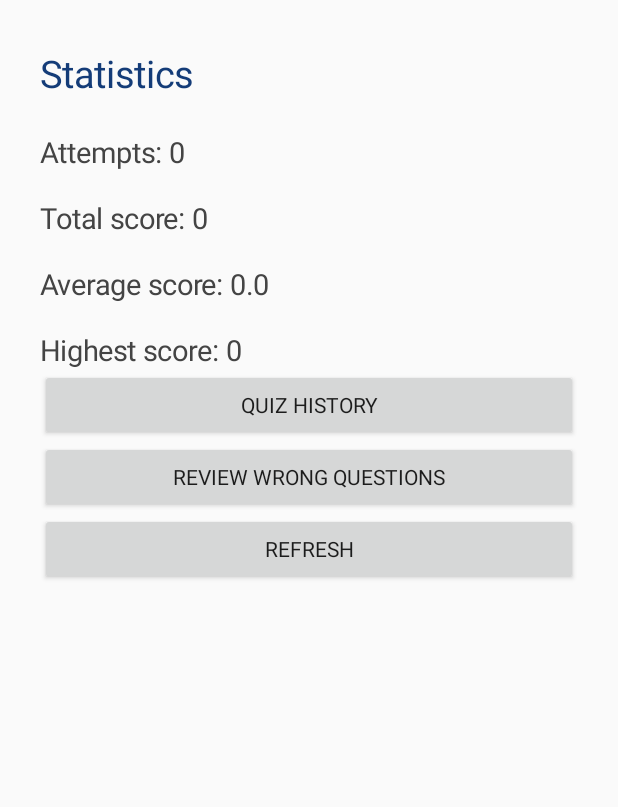
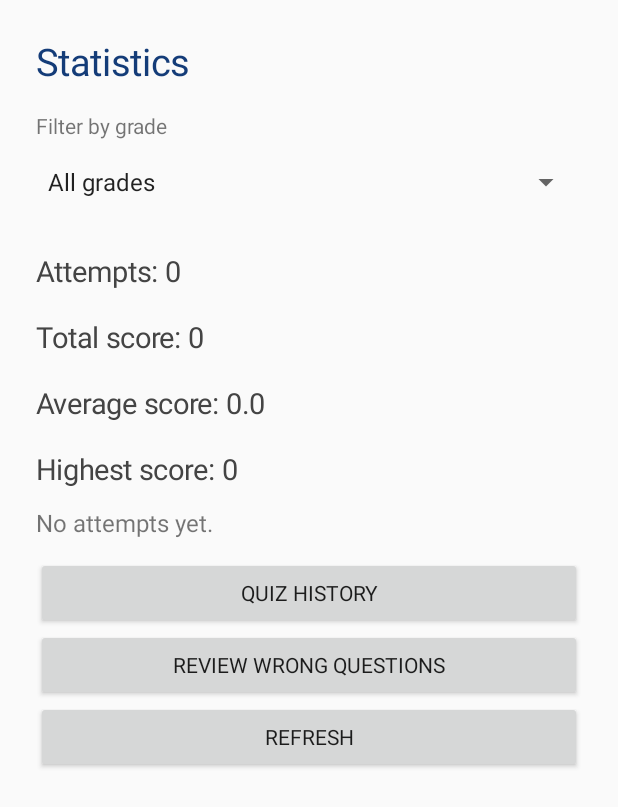
Before and after one commit to vietanhngo220-beep/bilingual-quiz-app, an Android app: the StatisticsActivity screen opened directly, with no data from a screen before it, on a phone screen of 412 x 824 dp. Shown: the top 807 px of the screen. Run offline under Robolectric (Android 15) with nearby library versions, the phone set to English and light mode, and no system bars.

Commit message:
Add grade filter to quiz statistics

```diff
--- a/app/src/main/java/com/vietanh/bilingualquiz/data/QuizDbHelper.java
+++ b/app/src/main/java/com/vietanh/bilingualquiz/data/QuizDbHelper.java
@@ -74,6 +74,18 @@ public class QuizDbHelper extends SQLiteOpenHelper {
         return getInt("SELECT COALESCE(MAX(score), 0) FROM attempts");
     }
 
+    /** One consistent summary: count, total score, average score, highest score. */
+    public android.database.Cursor getStatistics(int grade) {
+        if (grade < 0 || grade > 12) {
+            throw new IllegalArgumentException("Grade must be 0 or between 1 and 12");
+        }
+        return getReadableDatabase().rawQuery(
+                "SELECT COUNT(*), COALESCE(SUM(score), 0), " +
+                "COALESCE(AVG(CAST(score AS REAL)), 0), COALESCE(MAX(score), 0) " +
+                "FROM attempts" + (grade == 0 ? "" : " WHERE grade = ?"),
+                grade == 0 ? null : new String[]{String.valueOf(grade)});
+    }
+
     public android.database.Cursor getAttemptHistory() {
         return getAttemptHistory(0);
     }
--- a/app/src/main/java/com/vietanh/bilingualquiz/ui/StatisticsActivity.java
+++ b/app/src/main/java/com/vietanh/bilingualquiz/ui/StatisticsActivity.java
@@ -3,6 +3,11 @@ package com.vietanh.bilingualquiz.ui;
 import android.app.Activity;
 import android.os.Bundle;
 import android.graphics.Color;
+import android.database.Cursor;
+import android.view.View;
+import android.widget.AdapterView;
+import android.widget.ArrayAdapter;
+import android.widget.Spinner;
 import android.widget.Button;
 import android.widget.LinearLayout;
 import android.widget.TextView;
@@ -11,16 +16,30 @@ import com.vietanh.bilingualquiz.data.QuizDbHelper;
 import com.vietanh.bilingualquiz.LanguageSettings;
 
 public class StatisticsActivity extends Activity {
+    private static final String SELECTED_GRADE = "selectedGrade";
+    private boolean vi;
+    private int selectedGrade;
+    private TextView summary;
+    private TextView empty;
+
     @Override
     protected void onCreate(Bundle savedInstanceState) {
         super.onCreate(savedInstanceState);
-        QuizDbHelper database = new QuizDbHelper(this);
-        boolean vi = LanguageSettings.isVietnamese(this);
+        vi = LanguageSettings.isVietnamese(this);
+        selectedGrade = savedInstanceState == null ? 0
+                : savedInstanceState.getInt(SELECTED_GRADE, 0);
         ScrollView scroll = new ScrollView(this);
         LinearLayout screen = new LinearLayout(this);
         screen.setOrientation(LinearLayout.VERTICAL);
-        screen.setPadding(40, 48, 40, 40);
+        screen.setPadding(dp(24), dp(24), dp(24), dp(24));
         scroll.addView(screen);
+        screen.setOnApplyWindowInsetsListener((view, insets) -> {
+            view.setPadding(dp(24) + insets.getSystemWindowInsetLeft(),
+                    dp(24) + insets.getSystemWindowInsetTop(),
+                    dp(24) + insets.getSystemWindowInsetRight(),
+                    dp(24) + insets.getSystemWindowInsetBottom());
+            return insets;
+        });
 
         TextView title = new TextView(this);
         title.setText(vi ? "Thống kê kết quả" : "Statistics");
@@ -28,18 +47,45 @@ public class StatisticsActivity extends Activity {
         title.setTextColor(Color.rgb(20, 60, 120));
         screen.addView(title);
 
-        TextView summary = new TextView(this);
-        summary.setText(vi ? "\nSố bài đã làm: " + database.getAttemptCount()
-                + "\n\nTổng điểm: " + database.getTotalScore()
-                + "\n\nĐiểm trung bình: " + format(database.getAverageScore())
-                + "\n\nĐiểm cao nhất: " + database.getHighestScore()
-                : "\nAttempts: " + database.getAttemptCount()
-                + "\n\nTotal score: " + database.getTotalScore()
-                + "\n\nAverage score: " + format(database.getAverageScore())
-                + "\n\nHighest score: " + database.getHighestScore());
+        TextView filterLabel = new TextView(this);
+        filterLabel.setText(vi ? "Lọc theo lớp" : "Filter by grade");
+        filterLabel.setPadding(0, dp(16), 0, dp(4));
+        screen.addView(filterLabel);
+
+        String[] grades = new String[13];
+        grades[0] = vi ? "Tất cả lớp" : "All grades";
+        for (int grade = 1; grade <= 12; grade++) {
+            grades[grade] = (vi ? "Lớp " : "Grade ") + grade;
+        }
+        Spinner gradeFilter = new Spinner(this);
+        gradeFilter.setContentDescription(vi ? "Lọc theo lớp" : "Filter by grade");
+        ArrayAdapter<String> adapter = new ArrayAdapter<>(this,
+                android.R.layout.simple_spinner_item, grades);
+        adapter.setDropDownViewResource(android.R.layout.simple_spinner_dropdown_item);
+        gradeFilter.setAdapter(adapter);
+        gradeFilter.setSelection(selectedGrade);
+        screen.addView(gradeFilter, new LinearLayout.LayoutParams(
+                LinearLayout.LayoutParams.MATCH_PARENT, dp(48)));
+
+        summary = new TextView(this);
         summary.setTextSize(19);
         summary.setTextColor(Color.DKGRAY);
         screen.addView(summary);
+        empty = new TextView(this);
+        empty.setTextSize(16);
+        empty.setPadding(0, dp(12), 0, dp(12));
+        screen.addView(empty);
+
+        gradeFilter.setOnItemSelectedListener(new AdapterView.OnItemSelectedListener() {
+            @Override
+            public void onItemSelected(AdapterView<?> parent, View view, int position, long id) {
+                selectedGrade = position;
+                updateStatistics();
+            }
+
+            @Override
+            public void onNothingSelected(AdapterView<?> parent) { }
+        });
 
         Button historyButton = new Button(this);
         historyButton.setText(vi ? "Lịch sử làm bài" : "Quiz history");
@@ -54,9 +100,49 @@ public class StatisticsActivity extends Activity {
 
         Button refresh = new Button(this);
         refresh.setText(vi ? "Cập nhật thống kê" : "Refresh");
-        refresh.setOnClickListener(view -> recreate());
+        refresh.setOnClickListener(view -> updateStatistics());
         screen.addView(refresh);
         setContentView(scroll);
+        screen.requestApplyInsets();
+    }
+
+    @Override
+    protected void onResume() {
+        super.onResume();
+        updateStatistics();
+    }
+
+    @Override
+    protected void onSaveInstanceState(Bundle outState) {
+        outState.putInt(SELECTED_GRADE, selectedGrade);
+        super.onSaveInstanceState(outState);
+    }
+
+    private void updateStatistics() {
+        QuizDbHelper database = new QuizDbHelper(this);
+        try (Cursor result = database.getStatistics(selectedGrade)) {
+            if (result.moveToFirst()) {
+                summary.setText(vi ? "\nSố bài đã làm: " + result.getInt(0)
+                        + "\n\nTổng điểm: " + result.getInt(1)
+                        + "\n\nĐiểm trung bình: " + format(result.getDouble(2))
+                        + "\n\nĐiểm cao nhất: " + result.getInt(3)
+                        : "\nAttempts: " + result.getInt(0)
+                        + "\n\nTotal score: " + result.getInt(1)
+                        + "\n\nAverage score: " + format(result.getDouble(2))
+                        + "\n\nHighest score: " + result.getInt(3));
+                empty.setVisibility(result.getInt(0) == 0 ? View.VISIBLE : View.GONE);
+                empty.setText(selectedGrade == 0
+                        ? (vi ? "Chưa có bài làm nào." : "No attempts yet.")
+                        : (vi ? "Chưa có bài làm cho lớp " + selectedGrade + "."
+                                : "No attempts for grade " + selectedGrade + "."));
+            }
+        } finally {
+            database.close();
+        }
+    }
+
+    private int dp(int value) {
+        return Math.round(value * getResources().getDisplayMetrics().density);
     }
 
     private String format(double value) {
```
